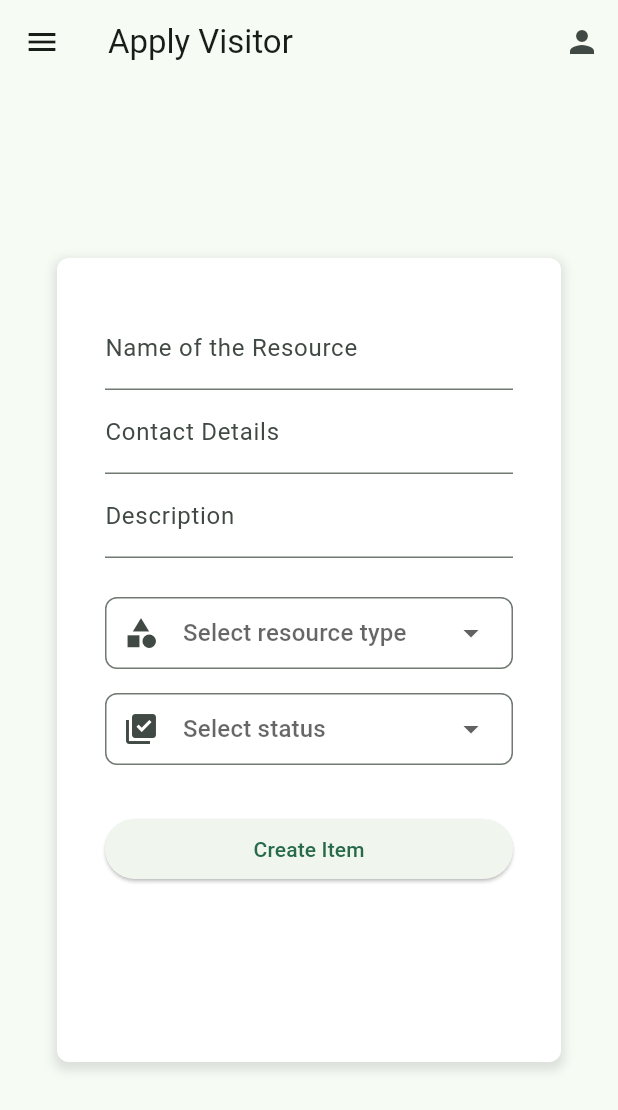
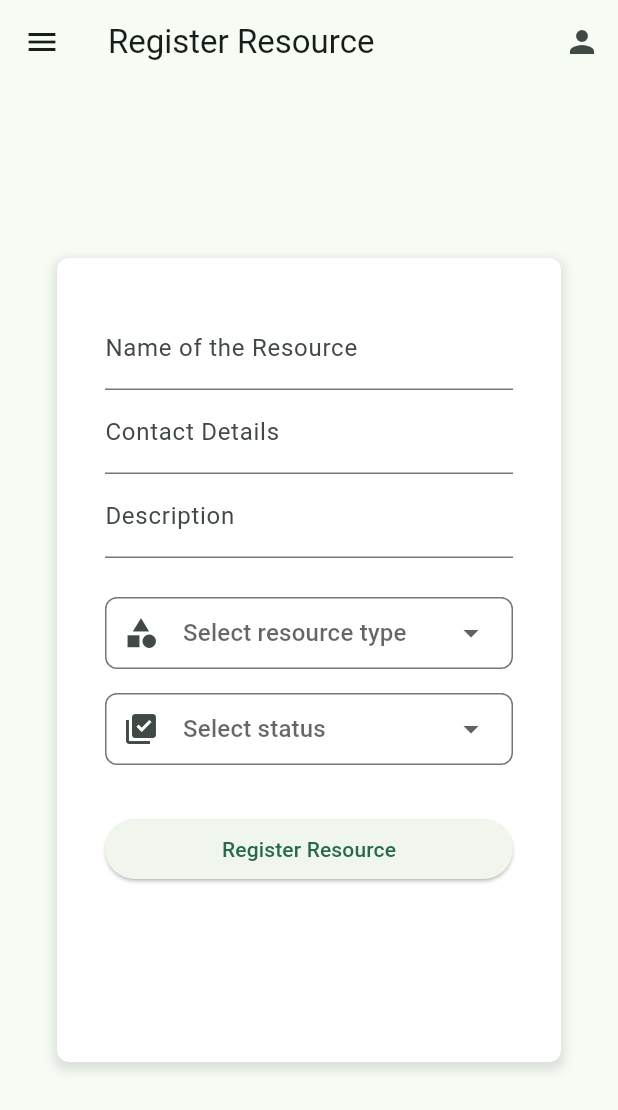
Before and after one commit to serix123/mobile-app, a Flutter app: the ResourceFormScreen widget shown alone on an empty page, opened directly, on a phone screen of 412 x 824 dp. Shown: the top 1110 px of the screen. Run offline on Flutter 3.47's test engine with Material 3 defaults, Android fonts, the phone set to English and light mode, and no system bars; our stand-ins replace flutter_secure_storage; accounts and stored records are empty; network calls fail.

Commit message:
text patch

```diff
--- a/lib/Features/CommunityResources/Presentation/resource.view.dart
+++ b/lib/Features/CommunityResources/Presentation/resource.view.dart
@@ -102,7 +102,7 @@ class _ResourceFormScreenState extends State<ResourceFormScreen> {
   @override
   Widget build(BuildContext context) {
     return ResponsiveLayout(
-      title: Text(widget.mode == FormMode.create ? 'Apply Visitor' : 'Update Visitor'),
+      title: Text(widget.mode == FormMode.create ? 'Register Resource' : 'Update Resource'),
       desktopBody: FormContainer(
         width: MediaQuery.of(context).size.width,
         child: buildForm(context),
@@ -186,7 +186,7 @@ class _ResourceFormScreenState extends State<ResourceFormScreen> {
                       ScaffoldMessenger.of(context).showSnackBar(snackBar);
                     }
                   },
-                  child: const Text('Create Item'),
+                  child: const Text('Register Resource'),
                 ),
             if (widget.mode == FormMode.edit)
               if (resourceProvider.isLoading)
--- a/lib/Features/Visitor/Presentation/visitor.view.dart
+++ b/lib/Features/Visitor/Presentation/visitor.view.dart
@@ -196,7 +196,7 @@ class _VisitorFormScreenState extends State<VisitorFormScreen> {
                           }
                         }
                       },
-                      child: const Text('Create Item'),
+                      child: const Text('Register Visitor'),
                     ),
                 if (widget.mode == FormMode.edit)
                   if (visitProvider.isLoading)
```
